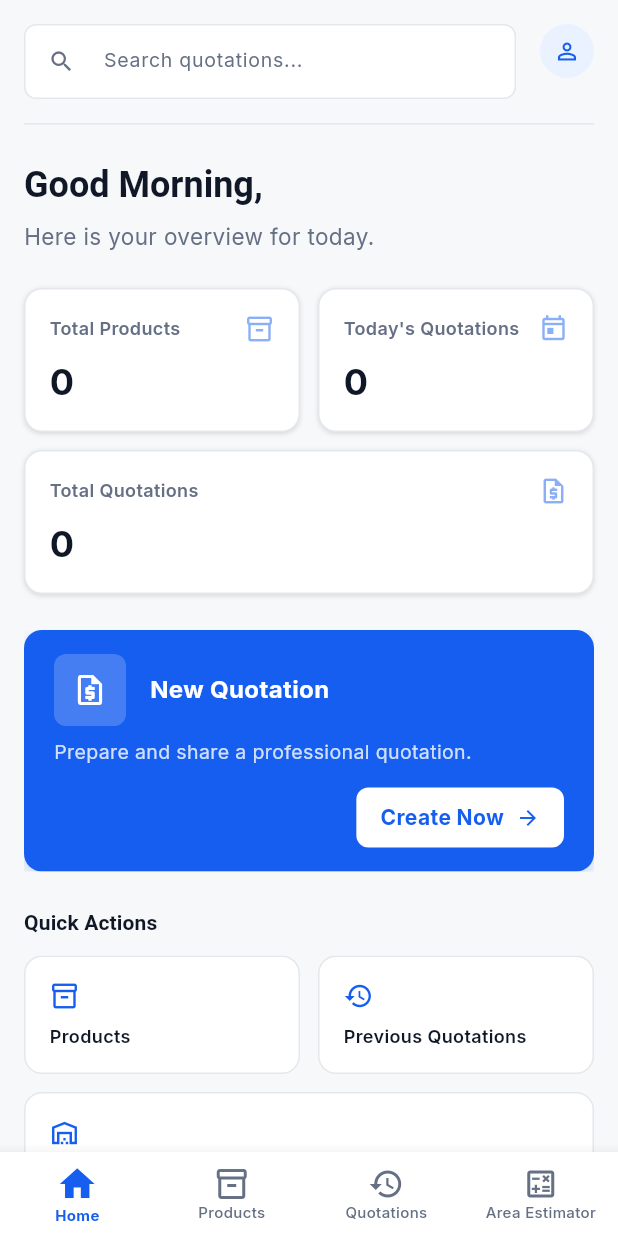
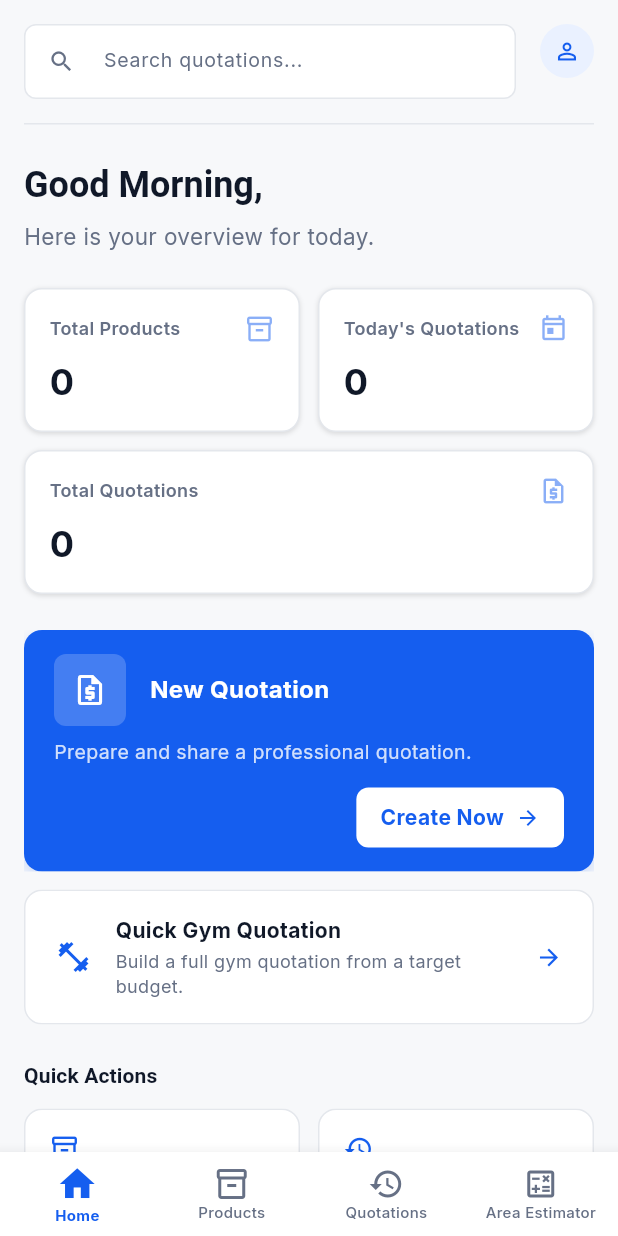
Before and after one commit to eaglefitnessgroup-tech/EagleFlow, a Flutter app: the DashboardScreen screen opened by its route, on a phone screen of 412 x 824 dp. Run offline on Flutter 3.47's test engine with Material 3 defaults, Android fonts, the phone set to English and light mode, and no system bars; our stand-ins replace csv, file_picker, flutter_svg, google_fonts, image_picker, pdf and 5 more; missing offline and left inert: dart:js_interop, excel; accounts and stored records are empty.

Commit message:
feat(quick-quote): add dashboard entry and route

```diff
--- a/lib/features/dashboard/presentation/dashboard_screen.dart
+++ b/lib/features/dashboard/presentation/dashboard_screen.dart
@@ -377,6 +377,8 @@ class _DashboardScreenState extends State<DashboardScreen> {
                       _buildOverviewSection(),
                       const SizedBox(height: 24),
                       _buildPrimaryActionCard(context),
+                      const SizedBox(height: 12),
+                      _buildQuickGymQuotationAction(context),
                       const SizedBox(height: 24),
                       _buildQuickActionsGrid(context),
                       const SizedBox(height: 24),
@@ -954,6 +956,62 @@ class _DashboardScreenState extends State<DashboardScreen> {
     );
   }
 
+  Widget _buildQuickGymQuotationAction(BuildContext context) {
+    return Material(
+      color: Colors.transparent,
+      child: InkWell(
+        key: const Key('dashboard-quick-gym-quotation'),
+        onTap: () =>
+            Navigator.of(context).pushNamed(AppRoutes.quickGymQuotation),
+        borderRadius: BorderRadius.circular(12),
+        hoverColor: AppColors.surface.withValues(alpha: 0.8),
+        child: Ink(
+          padding: const EdgeInsets.symmetric(horizontal: 20, vertical: 16),
+          decoration: BoxDecoration(
+            color: AppColors.surface,
+            borderRadius: BorderRadius.circular(12),
+            border: Border.all(color: AppColors.border),
+          ),
+          child: const Row(
+            children: [
+              Icon(
+                Icons.fitness_center_outlined,
+                color: AppColors.primaryBlue,
+                size: 24,
+              ),
+              SizedBox(width: 16),
+              Expanded(
+                child: Column(
+                  crossAxisAlignment: CrossAxisAlignment.start,
+                  children: [
+                    Text(
+                      'Quick Gym Quotation',
+                      style: TextStyle(
+                        color: AppColors.charcoal,
+                        fontWeight: FontWeight.w700,
+                        fontSize: 14,
+                      ),
+                    ),
+                    SizedBox(height: 2),
+                    Text(
+                      'Build a full gym quotation from a target budget.',
+                      style: TextStyle(
+                        color: AppColors.mutedText,
+                        fontSize: 12,
+                      ),
+                    ),
+                  ],
+                ),
+              ),
+              SizedBox(width: 12),
+              Icon(Icons.arrow_forward, color: AppColors.primaryBlue, size: 18),
+            ],
+          ),
+        ),
+      ),
+    );
+  }
+
   Widget _buildActionCard({
     required String title,
     required IconData icon,
```
Also changed, not shown: lib/app/routes/app_routes.dart (+10 -0 lines), 1 other file.
